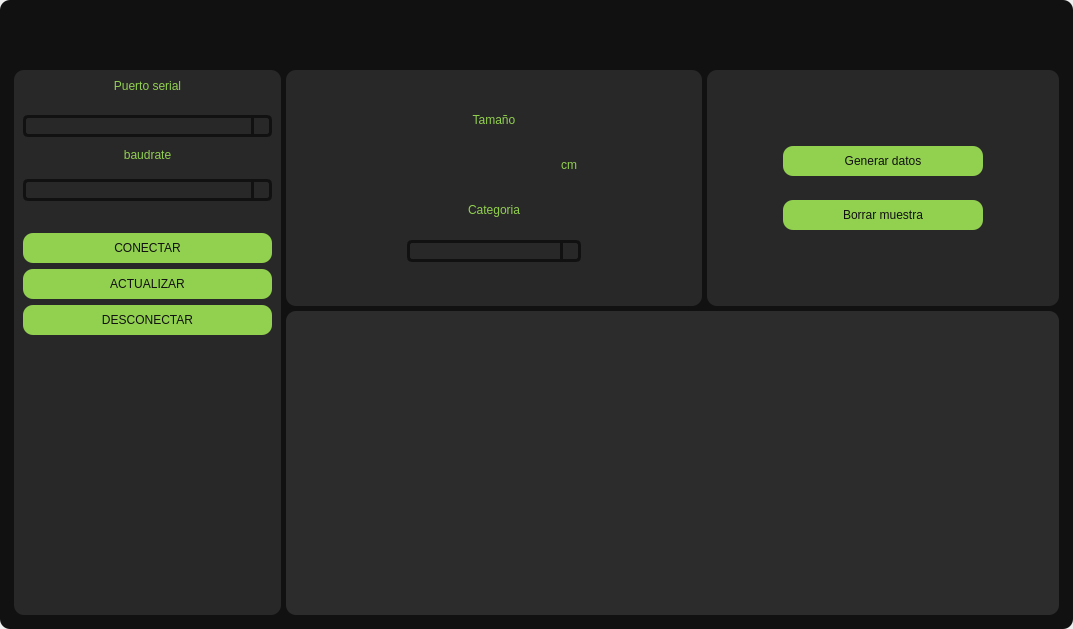
victor456472/HMI-Enose, file Design.ui: the form before one commit.
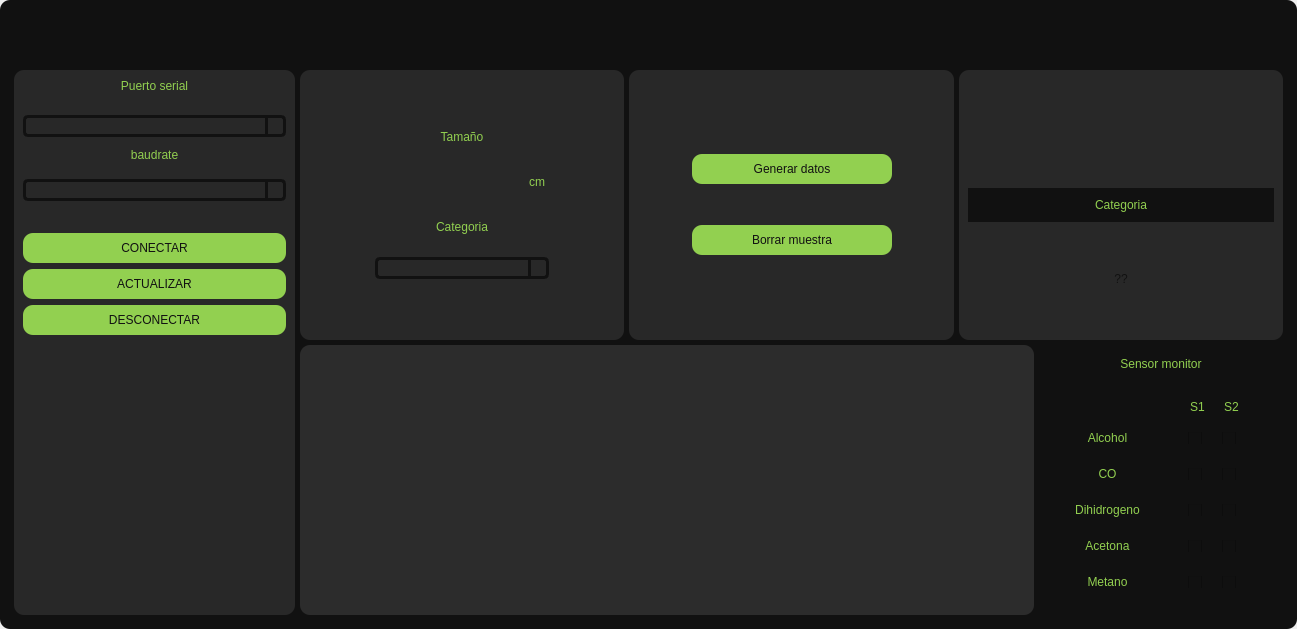
The form after the commit. Icons and pictures are not drawn.

Patch:
```diff
--- a/Design.ui
+++ b/Design.ui
@@ -6,7 +6,7 @@
    <rect>
     <x>0</x>
     <y>0</y>
-    <width>1073</width>
+    <width>1297</width>
     <height>629</height>
    </rect>
   </property>
@@ -222,7 +222,7 @@
            <number>5</number>
           </property>
           <item>
-           <layout class="QHBoxLayout" name="horizontalLayout_3" stretch="2,5">
+           <layout class="QHBoxLayout" name="horizontalLayout_3" stretch="2,7">
             <item>
              <widget class="QFrame" name="frame_3">
               <property name="styleSheet">
@@ -504,9 +504,9 @@
              </widget>
             </item>
             <item>
-             <layout class="QVBoxLayout" name="verticalLayout_3" stretch="2,3">
+             <layout class="QVBoxLayout" name="verticalLayout_3" stretch="2,2">
               <item>
-               <layout class="QHBoxLayout" name="horizontalLayout_2" stretch="3,3">
+               <layout class="QHBoxLayout" name="horizontalLayout_2" stretch="3,3,3">
                 <property name="leftMargin">
                  <number>0</number>
                 </property>
@@ -593,7 +593,7 @@
                         </property>
                         <property name="sizeHint" stdset="0">
                          <size>
-                          <width>100</width>
+                          <width>50</width>
                           <height>20</height>
                          </size>
                         </property>
@@ -666,7 +666,7 @@
                         </property>
                         <property name="sizeHint" stdset="0">
                          <size>
-                          <width>100</width>
+                          <width>50</width>
                           <height>20</height>
                          </size>
                         </property>
@@ -859,7 +859,7 @@
                         </property>
                         <property name="sizeHint" stdset="0">
                          <size>
-                          <width>40</width>
+                          <width>10</width>
                           <height>20</height>
                          </size>
                         </property>
@@ -1013,7 +1013,7 @@
                         </property>
                         <property name="sizeHint" stdset="0">
                          <size>
-                          <width>40</width>
+                          <width>10</width>
                           <height>20</height>
                          </size>
                         </property>
@@ -1025,26 +1025,883 @@
                   </layout>
                  </widget>
                 </item>
+                <item>
+                 <widget class="QFrame" name="frame_15">
+                  <property name="styleSheet">
+                   <string notr="true">background-color:rgb(40,40,40);
+border-radius:10px</string>
+                  </property>
+                  <property name="frameShape">
+                   <enum>QFrame::StyledPanel</enum>
+                  </property>
+                  <property name="frameShadow">
+                   <enum>QFrame::Raised</enum>
+                  </property>
+                  <layout class="QVBoxLayout" name="verticalLayout_16">
+                   <item>
+                    <layout class="QVBoxLayout" name="verticalLayout_15" stretch="3,1,3">
+                     <item>
+                      <widget class="QFrame" name="frame_27">
+                       <property name="frameShape">
+                        <enum>QFrame::StyledPanel</enum>
+                       </property>
+                       <property name="frameShadow">
+                        <enum>QFrame::Raised</enum>
+                       </property>
+                       <layout class="QHBoxLayout" name="horizontalLayout_19">
+                        <item>
+                         <widget class="QPushButton" name="boton_clasificar">
+                          <property name="minimumSize">
+                           <size>
+                            <width>70</width>
+                            <height>70</height>
+                           </size>
+                          </property>
+                          <property name="maximumSize">
+                           <size>
+                            <width>70</width>
+                            <height>70</height>
+                           </size>
+                          </property>
+                          <property name="autoFillBackground">
+                           <bool>false</bool>
+                          </property>
+                          <property name="styleSheet">
+                           <string notr="true">QPushButton{
+	image: url(:/images/iconos/Imagen6.png);
+}
+
+QPushButton:hover{
+	image: url(:/images/iconos/Imagen8.png);
+}
+</string>
+                          </property>
+                          <property name="text">
+                           <string/>
+                          </property>
+                          <property name="iconSize">
+                           <size>
+                            <width>70</width>
+                            <height>70</height>
+                           </size>
+                          </property>
+                          <property name="autoDefault">
+                           <bool>false</bool>
+                          </property>
+                          <property name="default">
+                           <bool>false</bool>
+                          </property>
+                          <property name="flat">
+                           <bool>true</bool>
+                          </property>
+                         </widget>
+                        </item>
+                        <item>
+                         <widget class="QPushButton" name="boton_entrenar">
+                          <property name="minimumSize">
+                           <size>
+                            <width>70</width>
+                            <height>70</height>
+                           </size>
+                          </property>
+                          <property name="maximumSize">
+                           <size>
+                            <width>70</width>
+                            <height>70</height>
+                           </size>
+                          </property>
+                          <property name="styleSheet">
+                           <string notr="true">QPushButton{
+	image: url(:/images/iconos/Imagen9.png);
+}
+
+QPushButton:hover{
+	image: url(:/images/iconos/Imagen10.png);
+}</string>
+                          </property>
+                          <property name="text">
+                           <string/>
+                          </property>
+                          <property name="iconSize">
+                           <size>
+                            <width>70</width>
+                            <height>70</height>
+                           </size>
+                          </property>
+                         </widget>
+                        </item>
+                       </layout>
+                      </widget>
+                     </item>
+                     <item>
+                      <widget class="QFrame" name="frame_28">
+                       <property name="styleSheet">
+                        <string notr="true">background-color:rgb(17,17,17);
+border-radius:0px</string>
+                       </property>
+                       <property name="frameShape">
+                        <enum>QFrame::StyledPanel</enum>
+                       </property>
+                       <property name="frameShadow">
+                        <enum>QFrame::Raised</enum>
+                       </property>
+                       <layout class="QHBoxLayout" name="horizontalLayout_18">
+                        <item>
+                         <widget class="QLabel" name="label_14">
+                          <property name="maximumSize">
+                           <size>
+                            <width>16777215</width>
+                            <height>30</height>
+                           </size>
+                          </property>
+                          <property name="styleSheet">
+                           <string notr="true">color: rgb(146,208,80);
+font:87 12pt &quot;cooper black&quot;</string>
+                          </property>
+                          <property name="text">
+                           <string>Categoria</string>
+                          </property>
+                          <property name="alignment">
+                           <set>Qt::AlignCenter</set>
+                          </property>
+                         </widget>
+                        </item>
+                       </layout>
+                      </widget>
+                     </item>
+                     <item>
+                      <widget class="QFrame" name="frame_29">
+                       <property name="frameShape">
+                        <enum>QFrame::StyledPanel</enum>
+                       </property>
+                       <property name="frameShadow">
+                        <enum>QFrame::Raised</enum>
+                       </property>
+                       <layout class="QVBoxLayout" name="verticalLayout_17">
+                        <item>
+                         <widget class="QLabel" name="label_categoria">
+                          <property name="minimumSize">
+                           <size>
+                            <width>0</width>
+                            <height>30</height>
+                           </size>
+                          </property>
+                          <property name="maximumSize">
+                           <size>
+                            <width>16777215</width>
+                            <height>30</height>
+                           </size>
+                          </property>
+                          <property name="styleSheet">
+                           <string notr="true">color: rgb(17,17,17);
+font:87 20pt &quot;cooper black&quot;</string>
+                          </property>
+                          <property name="text">
+                           <string>??</string>
+                          </property>
+                          <property name="alignment">
+                           <set>Qt::AlignCenter</set>
+                          </property>
+                         </widget>
+                        </item>
+                       </layout>
+                      </widget>
+                     </item>
+                    </layout>
+                   </item>
+                  </layout>
+                 </widget>
+                </item>
                </layout>
               </item>
               <item>
-               <widget class="QFrame" name="frame_5">
-                <property name="styleSheet">
-                 <string notr="true">background-color:rgb(44,44,44);
+               <layout class="QHBoxLayout" name="horizontalLayout_10" stretch="6,2">
+                <item>
+                 <widget class="QFrame" name="frame_5">
+                  <property name="styleSheet">
+                   <string notr="true">background-color:rgb(44,44,44);
 border-radius:10px</string>
-                </property>
-                <property name="frameShape">
-                 <enum>QFrame::StyledPanel</enum>
-                </property>
-                <property name="frameShadow">
-                 <enum>QFrame::Raised</enum>
-                </property>
-                <layout class="QVBoxLayout" name="verticalLayout_6">
-                 <item>
-                  <layout class="QVBoxLayout" name="grafica"/>
-                 </item>
-                </layout>
-               </widget>
+                  </property>
+                  <property name="frameShape">
+                   <enum>QFrame::StyledPanel</enum>
+                  </property>
+                  <property name="frameShadow">
+                   <enum>QFrame::Raised</enum>
+                  </property>
+                  <layout class="QVBoxLayout" name="verticalLayout_6">
+                   <item>
+                    <layout class="QVBoxLayout" name="grafica"/>
+                   </item>
+                  </layout>
+                 </widget>
+                </item>
+                <item>
+                 <widget class="QFrame" name="frame_16">
+                  <property name="frameShape">
+                   <enum>QFrame::StyledPanel</enum>
+                  </property>
+                  <property name="frameShadow">
+                   <enum>QFrame::Raised</enum>
+                  </property>
+                  <layout class="QVBoxLayout" name="verticalLayout_12">
+                   <item>
+                    <widget class="QLabel" name="label_6">
+                     <property name="maximumSize">
+                      <size>
+                       <width>16777215</width>
+                       <height>30</height>
+                      </size>
+                     </property>
+                     <property name="styleSheet">
+                      <string notr="true">color: rgb(146,208,80);
+font:87 12pt &quot;cooper black&quot;</string>
+                     </property>
+                     <property name="text">
+                      <string>Sensor monitor</string>
+                     </property>
+                     <property name="alignment">
+                      <set>Qt::AlignCenter</set>
+                     </property>
+                    </widget>
+                   </item>
+                   <item>
+                    <widget class="QFrame" name="frame_17">
+                     <property name="frameShape">
+                      <enum>QFrame::StyledPanel</enum>
+                     </property>
+                     <property name="frameShadow">
+                      <enum>QFrame::Raised</enum>
+                     </property>
+                     <layout class="QHBoxLayout" name="horizontalLayout_11">
+                      <property name="bottomMargin">
+                       <number>0</number>
+                      </property>
+                      <item>
+                       <widget class="QFrame" name="frame_19">
+                        <property name="frameShape">
+                         <enum>QFrame::StyledPanel</enum>
+                        </property>
+                        <property name="frameShadow">
+                         <enum>QFrame::Raised</enum>
+                        </property>
+                        <layout class="QVBoxLayout" name="verticalLayout_13">
+                         <item>
+                          <widget class="QFrame" name="frame_20">
+                           <property name="maximumSize">
+                            <size>
+                             <width>16777215</width>
+                             <height>20</height>
+                            </size>
+                           </property>
+                           <property name="frameShape">
+                            <enum>QFrame::StyledPanel</enum>
+                           </property>
+                           <property name="frameShadow">
+                            <enum>QFrame::Raised</enum>
+                           </property>
+                          </widget>
+                         </item>
+                         <item>
+                          <widget class="QLabel" name="label_7">
+                           <property name="maximumSize">
+                            <size>
+                             <width>16777215</width>
+                             <height>30</height>
+                            </size>
+                           </property>
+                           <property name="styleSheet">
+                            <string notr="true">color: rgb(146,208,80);
+font:87 12pt &quot;cooper black&quot;</string>
+                           </property>
+                           <property name="text">
+                            <string>Alcohol</string>
+                           </property>
+                           <property name="alignment">
+                            <set>Qt::AlignCenter</set>
+                           </property>
+                          </widget>
+                         </item>
+                         <item>
+                          <widget class="QLabel" name="label_8">
+                           <property name="maximumSize">
+                            <size>
+                             <width>16777215</width>
+                             <height>30</height>
+                            </size>
+                           </property>
+                           <property name="styleSheet">
+                            <string notr="true">color: rgb(146,208,80);
+font:87 12pt &quot;cooper black&quot;</string>
+                           </property>
+                           <property name="text">
+                            <string>CO</string>
+                           </property>
+                           <property name="alignment">
+                            <set>Qt::AlignCenter</set>
+                           </property>
+                          </widget>
+                         </item>
+                         <item>
+                          <widget class="QLabel" name="label_9">
+                           <property name="maximumSize">
+                            <size>
+                             <width>16777215</width>
+                             <height>30</height>
+                            </size>
+                           </property>
+                           <property name="styleSheet">
+                            <string notr="true">color: rgb(146,208,80);
+font:87 12pt &quot;cooper black&quot;</string>
+                           </property>
+                           <property name="text">
+                            <string>Dihidrogeno</string>
+                           </property>
+                           <property name="alignment">
+                            <set>Qt::AlignCenter</set>
+                           </property>
+                          </widget>
+                         </item>
+                         <item>
+                          <widget class="QLabel" name="label_10">
+                           <property name="maximumSize">
+                            <size>
+                             <width>16777215</width>
+                             <height>30</height>
+                            </size>
+                           </property>
+                           <property name="styleSheet">
+                            <string notr="true">color: rgb(146,208,80);
+font:87 12pt &quot;cooper black&quot;</string>
+                           </property>
+                           <property name="text">
+                            <string>Acetona</string>
+                           </property>
+                           <property name="alignment">
+                            <set>Qt::AlignCenter</set>
+                           </property>
+                          </widget>
+                         </item>
+                         <item>
+                          <widget class="QLabel" name="label_11">
+                           <property name="maximumSize">
+                            <size>
+                             <width>16777215</width>
+                             <height>30</height>
+                            </size>
+                           </property>
+                           <property name="styleSheet">
+                            <string notr="true">color: rgb(146,208,80);
+font:87 12pt &quot;cooper black&quot;</string>
+                           </property>
+                           <property name="text">
+                            <string>Metano</string>
+                           </property>
+                           <property name="alignment">
+                            <set>Qt::AlignCenter</set>
+                           </property>
+                          </widget>
+                         </item>
+                        </layout>
+                       </widget>
+                      </item>
+                      <item>
+                       <widget class="QFrame" name="frame_18">
+                        <property name="frameShape">
+                         <enum>QFrame::StyledPanel</enum>
+                        </property>
+                        <property name="frameShadow">
+                         <enum>QFrame::Raised</enum>
+                        </property>
+                        <layout class="QVBoxLayout" name="verticalLayout_14">
+                         <item>
+                          <widget class="QFrame" name="frame_26">
+                           <property name="minimumSize">
+                            <size>
+                             <width>30</width>
+                             <height>20</height>
+                            </size>
+                           </property>
+                           <property name="maximumSize">
+                            <size>
+                             <width>16777215</width>
+                             <height>31</height>
+                            </size>
+                           </property>
+                           <property name="frameShape">
+                            <enum>QFrame::StyledPanel</enum>
+                           </property>
+                           <property name="frameShadow">
+                            <enum>QFrame::Raised</enum>
+                           </property>
+                           <layout class="QHBoxLayout" name="horizontalLayout_17">
+                            <property name="spacing">
+                             <number>0</number>
+                            </property>
+                            <property name="leftMargin">
+                             <number>0</number>
+                            </property>
+                            <property name="topMargin">
+                             <number>0</number>
+                            </property>
+                            <property name="rightMargin">
+                             <number>0</number>
+                            </property>
+                            <property name="bottomMargin">
+                             <number>0</number>
+                            </property>
+                            <item>
+                             <widget class="QLabel" name="label_12">
+                              <property name="minimumSize">
+                               <size>
+                                <width>18</width>
+                                <height>19</height>
+                               </size>
+                              </property>
+                              <property name="maximumSize">
+                               <size>
+                                <width>19</width>
+                                <height>20</height>
+                               </size>
+                              </property>
+                              <property name="styleSheet">
+                               <string notr="true">color: rgb(146,208,80);
+font:87 12pt &quot;cooper black&quot;</string>
+                              </property>
+                              <property name="text">
+                               <string>S1</string>
+                              </property>
+                              <property name="alignment">
+                               <set>Qt::AlignCenter</set>
+                              </property>
+                             </widget>
+                            </item>
+                            <item>
+                             <widget class="QLabel" name="label_13">
+                              <property name="minimumSize">
+                               <size>
+                                <width>18</width>
+                                <height>19</height>
+                               </size>
+                              </property>
+                              <property name="maximumSize">
+                               <size>
+                                <width>19</width>
+                                <height>20</height>
+                               </size>
+                              </property>
+                              <property name="styleSheet">
+                               <string notr="true">color: rgb(146,208,80);
+font:87 12pt &quot;cooper black&quot;</string>
+                              </property>
+                              <property name="text">
+                               <string>S2</string>
+                              </property>
+                              <property name="alignment">
+                               <set>Qt::AlignCenter</set>
+                              </property>
+                             </widget>
+                            </item>
+                           </layout>
+                          </widget>
+                         </item>
+                         <item>
+                          <widget class="QFrame" name="frame_21">
+                           <property name="minimumSize">
+                            <size>
+                             <width>0</width>
+                             <height>30</height>
+                            </size>
+                           </property>
+                           <property name="maximumSize">
+                            <size>
+                             <width>16777215</width>
+                             <height>30</height>
+                            </size>
+                           </property>
+                           <property name="frameShape">
+                            <enum>QFrame::StyledPanel</enum>
+                           </property>
+                           <property name="frameShadow">
+                            <enum>QFrame::Raised</enum>
+                           </property>
+                           <layout class="QHBoxLayout" name="horizontalLayout_12">
+                            <property name="spacing">
+                             <number>0</number>
+                            </property>
+                            <property name="leftMargin">
+                             <number>0</number>
+                            </property>
+                            <property name="topMargin">
+                             <number>0</number>
+                            </property>
+                            <property name="rightMargin">
+                             <number>0</number>
+                            </property>
+                            <property name="bottomMargin">
+                             <number>0</number>
+                            </property>
+                            <item>
+                             <widget class="QCheckBox" name="check_alcohol_s1">
+                              <property name="minimumSize">
+                               <size>
+                                <width>18</width>
+                                <height>11</height>
+                               </size>
+                              </property>
+                              <property name="maximumSize">
+                               <size>
+                                <width>19</width>
+                                <height>12</height>
+                               </size>
+                              </property>
+                              <property name="text">
+                               <string/>
+                              </property>
+                             </widget>
+                            </item>
+                            <item>
+                             <widget class="QCheckBox" name="check_alcohol_s2">
+                              <property name="minimumSize">
+                               <size>
+                                <width>18</width>
+                                <height>11</height>
+                               </size>
+                              </property>
+                              <property name="maximumSize">
+                               <size>
+                                <width>19</width>
+                                <height>12</height>
+                               </size>
+                              </property>
+                              <property name="text">
+                               <string/>
+                              </property>
+                             </widget>
+                            </item>
+                           </layout>
+                          </widget>
+                         </item>
+                         <item>
+                          <widget class="QFrame" name="frame_22">
+                           <property name="minimumSize">
+                            <size>
+                             <width>0</width>
+                             <height>30</height>
+                            </size>
+                           </property>
+                           <property name="maximumSize">
+                            <size>
+                             <width>16777215</width>
+                             <height>30</height>
+                            </size>
+                           </property>
+                           <property name="frameShape">
+                            <enum>QFrame::StyledPanel</enum>
+                           </property>
+                           <property name="frameShadow">
+                            <enum>QFrame::Raised</enum>
+                           </property>
+                           <layout class="QHBoxLayout" name="horizontalLayout_13">
+                            <property name="spacing">
+                             <number>0</number>
+                            </property>
+                            <property name="leftMargin">
+                             <number>0</number>
+                            </property>
+                            <property name="topMargin">
+                             <number>0</number>
+                            </property>
+                            <property name="rightMargin">
+                             <number>0</number>
+                            </property>
+                            <property name="bottomMargin">
+                             <number>0</number>
+                            </property>
+                            <item>
+                             <widget class="QCheckBox" name="check_co_s1">
+                              <property name="minimumSize">
+                               <size>
+                                <width>18</width>
+                                <height>11</height>
+                               </size>
+                              </property>
+                              <property name="maximumSize">
+                               <size>
+                                <width>19</width>
+                                <height>12</height>
+                               </size>
+                              </property>
+                              <property name="text">
+                               <string/>
+                              </property>
+                             </widget>
+                            </item>
+                            <item>
+                             <widget class="QCheckBox" name="check_co_s2">
+                              <property name="minimumSize">
+                               <size>
+                                <width>18</width>
+                                <height>11</height>
+                               </size>
+                              </property>
+                              <property name="maximumSize">
+                               <size>
+                                <width>19</width>
+                                <height>12</height>
+                               </size>
+                              </property>
+                              <property name="text">
+                               <string/>
+                              </property>
+                             </widget>
+                            </item>
+                           </layout>
+                          </widget>
+                         </item>
+                         <item>
+                          <widget class="QFrame" name="frame_23">
+                           <property name="minimumSize">
+                            <size>
+                             <width>0</width>
+                             <height>30</height>
+                            </size>
+                           </property>
+                           <property name="maximumSize">
+                            <size>
+                             <width>16777215</width>
+                             <height>30</height>
+                            </size>
+                           </property>
+                           <property name="frameShape">
+                            <enum>QFrame::StyledPanel</enum>
+                           </property>
+                           <property name="frameShadow">
+                            <enum>QFrame::Raised</enum>
+                           </property>
+                           <layout class="QHBoxLayout" name="horizontalLayout_14">
+                            <property name="spacing">
+                             <number>0</number>
+                            </property>
+                            <property name="leftMargin">
+                             <number>0</number>
+                            </property>
+                            <property name="topMargin">
+                             <number>0</number>
+                            </property>
+                            <property name="rightMargin">
+                             <number>0</number>
+                            </property>
+                            <property name="bottomMargin">
+                             <number>0</number>
+                            </property>
+                            <item>
+                             <widget class="QCheckBox" name="check_dihidrogeno_s1">
+                              <property name="minimumSize">
+                               <size>
+                                <width>18</width>
+                                <height>11</height>
+                               </size>
+                              </property>
+                              <property name="maximumSize">
+                               <size>
+                                <width>19</width>
+                                <height>12</height>
+                               </size>
+                              </property>
+                              <property name="text">
+                               <string/>
+                              </property>
+                             </widget>
+                            </item>
+                            <item>
+                             <widget class="QCheckBox" name="check_dihidrogeno_s2">
+                              <property name="minimumSize">
+                               <size>
+                                <width>18</width>
+                                <height>11</height>
+                               </size>
+                              </property>
+                              <property name="maximumSize">
+                               <size>
+                                <width>19</width>
+                                <height>12</height>
+                               </size>
+                              </property>
+                              <property name="text">
+                               <string/>
+                              </property>
+                             </widget>
+                            </item>
+                           </layout>
+                          </widget>
+                         </item>
+                         <item>
+                          <widget class="QFrame" name="frame_24">
+                           <property name="minimumSize">
+                            <size>
+                             <width>0</width>
+                             <height>30</height>
+                            </size>
+                           </property>
+                           <property name="maximumSize">
+                            <size>
+                             <width>16777215</width>
+                             <height>30</height>
+                            </size>
+                           </property>
+                           <property name="frameShape">
+                            <enum>QFrame::StyledPanel</enum>
+                           </property>
+                           <property name="frameShadow">
+                            <enum>QFrame::Raised</enum>
+                           </property>
+                           <layout class="QHBoxLayout" name="horizontalLayout_15">
+                            <property name="spacing">
+                             <number>0</number>
+                            </property>
+                            <property name="leftMargin">
+                             <number>0</number>
+                            </property>
+                            <property name="topMargin">
+                             <number>0</number>
+                            </property>
+                            <property name="rightMargin">
+                             <number>0</number>
+                            </property>
+                            <property name="bottomMargin">
+                             <number>0</number>
+                            </property>
+                            <item>
+                             <widget class="QCheckBox" name="check_acetona_s1">
+                              <property name="minimumSize">
+                               <size>
+                                <width>18</width>
+                                <height>11</height>
+                               </size>
+                              </property>
+                              <property name="maximumSize">
+                               <size>
+                                <width>19</width>
+                                <height>12</height>
+                               </size>
+                              </property>
+                              <property name="text">
+                               <string/>
+                              </property>
+                             </widget>
+                            </item>
+                            <item>
+                             <widget class="QCheckBox" name="check_acetona_s2">
+                              <property name="minimumSize">
+                               <size>
+                                <width>18</width>
+                                <height>11</height>
+                               </size>
+                              </property>
+                              <property name="maximumSize">
+                               <size>
+                                <width>19</width>
+                                <height>12</height>
+                               </size>
+                              </property>
+                              <property name="text">
+                               <string/>
+                              </property>
+                             </widget>
+                            </item>
+                           </layout>
+                          </widget>
+                         </item>
+                         <item>
+                          <widget class="QFrame" name="frame_25">
+                           <property name="minimumSize">
+                            <size>
+                             <width>0</width>
+                             <height>30</height>
+                            </size>
+                           </property>
+                           <property name="maximumSize">
+                            <size>
+                             <width>16777215</width>
+                             <height>30</height>
+                            </size>
+                           </property>
+                           <property name="frameShape">
+                            <enum>QFrame::StyledPanel</enum>
+                           </property>
+                           <property name="frameShadow">
+                            <enum>QFrame::Raised</enum>
+                           </property>
+                           <layout class="QHBoxLayout" name="horizontalLayout_16">
+                            <property name="spacing">
+                             <number>0</number>
+                            </property>
+                            <property name="leftMargin">
+                             <number>0</number>
+                            </property>
+                            <property name="topMargin">
+                             <number>0</number>
+                            </property>
+                            <property name="rightMargin">
+                             <number>0</number>
+                            </property>
+                            <property name="bottomMargin">
+                             <number>0</number>
+                            </property>
+                            <item>
+                             <widget class="QCheckBox" name="check_metano_s1">
+                              <property name="minimumSize">
+                               <size>
+                                <width>18</width>
+                                <height>11</height>
+                               </size>
+                              </property>
+                              <property name="maximumSize">
+                               <size>
+                                <width>19</width>
+                                <height>12</height>
+                               </size>
+                              </property>
+                              <property name="text">
+                               <string/>
+                              </property>
+                              <property name="tristate">
+                               <bool>false</bool>
+                              </property>
+                             </widget>
+                            </item>
+                            <item>
+                             <widget class="QCheckBox" name="check_metano_s2">
+                              <property name="minimumSize">
+                               <size>
+                                <width>18</width>
+                                <height>11</height>
+                               </size>
+                              </property>
+                              <property name="maximumSize">
+                               <size>
+                                <width>19</width>
+                                <height>12</height>
+                               </size>
+                              </property>
+                              <property name="text">
+                               <string/>
+                              </property>
+                             </widget>
+                            </item>
+                           </layout>
+                          </widget>
+                         </item>
+                        </layout>
+                       </widget>
+                      </item>
+                     </layout>
+                    </widget>
+                   </item>
+                  </layout>
+                 </widget>
+                </item>
+               </layout>
               </item>
              </layout>
             </item>
```
Left out of the diff: 4 changed lines with no effect on the pictures.
